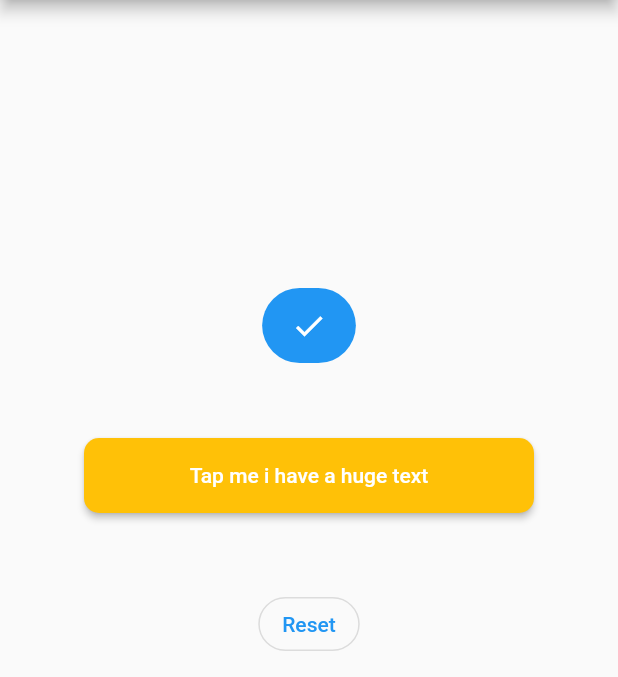
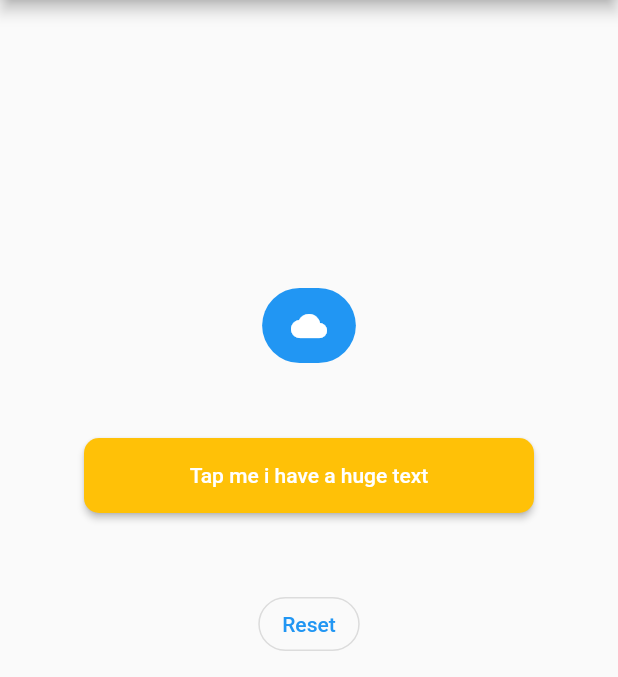
Before and after one commit to chrisedg87/flutter_rounded_loading_button, a Flutter app: the screen it shows after launch, after a tap on "Tap me!", after a tap on "Tap me i have a huge text", after a tap on "Reset", on a phone screen of 412 x 824 dp, the part 84-761 px from its top. Run offline on Flutter 3.47's test engine with Material 2 defaults, Android fonts, the phone set to English and light mode, and no system bars; our stand-ins replace rxdart.

Commit message:
Added additional parameters

```diff
--- a/example/lib/main.dart
+++ b/example/lib/main.dart
@@ -50,6 +50,8 @@ class _MyHomePageState extends State<MyHomePage> {
             mainAxisAlignment: MainAxisAlignment.center,
             children: <Widget>[
               RoundedLoadingButton(
+                successIcon: Icons.cloud,
+                failedIcon: Icons.cottage,
                 child: Text('Tap me!', style: TextStyle(color: Colors.white)),
                 controller: _btnController1,
                 onPressed: () => _doSomething(_btnController1),
--- a/lib/rounded_loading_button.dart
+++ b/lib/rounded_loading_button.dart
@@ -68,6 +68,18 @@ class RoundedLoadingButton extends StatefulWidget {
   /// The color of the button when it is disabled
   final Color? disabledColor;
 
+  /// The icon for the success state
+  final IconData successIcon;
+
+  /// The icon for the failed state
+  final IconData failedIcon;
+
+  /// The success and failed animation curve
+  final Curve completionCurve;
+
+  /// The duration of the success and failed animation
+  final Duration completionDuration;
+
   Duration get _borderDuration {
     return Duration(milliseconds: (duration.inMilliseconds / 2).round());
   }
@@ -93,6 +105,10 @@ class RoundedLoadingButton extends StatefulWidget {
       this.successColor,
       this.resetDuration = const Duration(seconds: 15),
       this.resetAfterDuration = false,
+      this.successIcon = Icons.check,
+      this.failedIcon = Icons.close,
+      this.completionCurve = Curves.elasticOut,
+      this.completionDuration = const Duration(milliseconds: 1000),
       this.disabledColor}) : super(key: key);
 
   @override
@@ -127,7 +143,7 @@ class RoundedLoadingButtonState extends State<RoundedLoadingButton>
         height: _bounceAnimation.value,
         child: _bounceAnimation.value > 20
             ? Icon(
-                Icons.check,
+                widget.successIcon,
                 color: widget.valueColor,
               )
             : null);
@@ -143,7 +159,7 @@ class RoundedLoadingButtonState extends State<RoundedLoadingButton>
         height: _bounceAnimation.value,
         child: _bounceAnimation.value > 20
             ? Icon(
-                Icons.close,
+                widget.failedIcon,
                 color: widget.valueColor,
               )
             : null);
@@ -168,6 +184,7 @@ class RoundedLoadingButtonState extends State<RoundedLoadingButton>
     final _btn = ButtonTheme(
         shape: RoundedRectangleBorder(borderRadius: _borderAnimation.value),
         disabledColor: widget.disabledColor,
+        padding: EdgeInsets.all(0),
         child: ElevatedButton(
           style: ElevatedButton.styleFrom(
             onSurface: widget.disabledColor,
@@ -201,14 +218,14 @@ class RoundedLoadingButtonState extends State<RoundedLoadingButton>
         AnimationController(duration: widget.duration, vsync: this);
 
     _checkButtonControler = AnimationController(
-        duration: Duration(milliseconds: 1000), vsync: this);
+        duration: widget.completionDuration, vsync: this);
 
     _borderController =
         AnimationController(duration: widget._borderDuration, vsync: this);
 
     _bounceAnimation = Tween<double>(begin: 0, end: widget.height).animate(
         CurvedAnimation(
-            parent: _checkButtonControler, curve: Curves.elasticOut));
+            parent: _checkButtonControler, curve: widget.completionCurve));
     _bounceAnimation.addListener(() {
       setState(() {});
     });
--- a/pubspec.yaml
+++ b/pubspec.yaml
@@ -1,6 +1,6 @@
 name: rounded_loading_button
 description: A simple implementation of an animated loading button widget for Flutter
-version: 2.0.7
+version: 2.0.8
 homepage: https://github.com/chrisedg87/flutter_rounded_loading_button
 
 environment:
```
Also changed, not shown: 2 other files.
